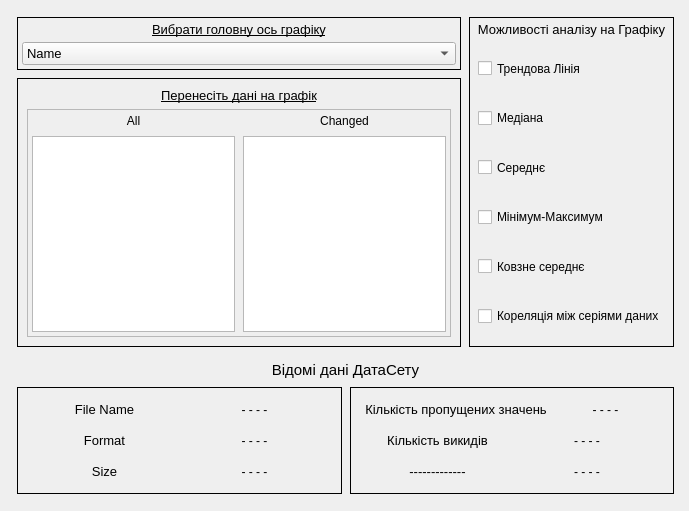
Above: UI/new_tab.ui from 1DenLy/ChartInsight before the change. Below: the same form after it.
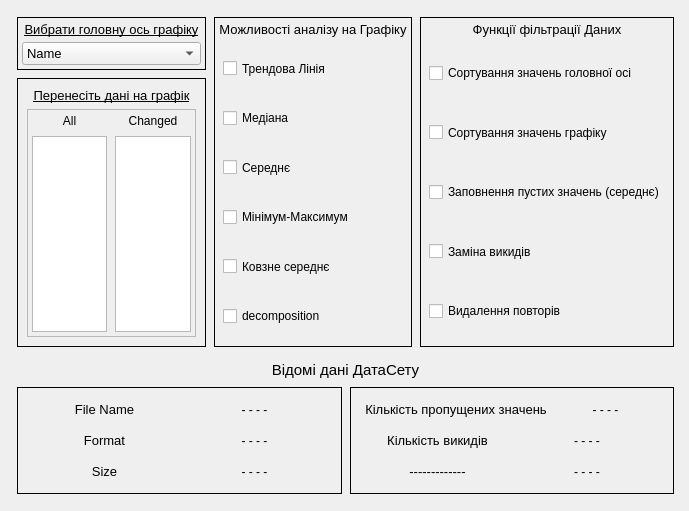
That is the form after the change.

The edit to the form file:
```diff
--- a/UI/new_tab.ui
+++ b/UI/new_tab.ui
@@ -406,7 +406,169 @@
                </font>
               </property>
               <property name="text">
-               <string>Кореляція між серіями даних</string>
+               <string>decomposition</string>
+              </property>
+             </widget>
+            </item>
+           </layout>
+          </widget>
+         </item>
+        </layout>
+       </widget>
+      </item>
+      <item>
+       <widget class="QFrame" name="verticalFrame_6">
+        <property name="frameShape">
+         <enum>QFrame::Box</enum>
+        </property>
+        <layout class="QVBoxLayout" name="verticalLayout_10">
+         <property name="spacing">
+          <number>5</number>
+         </property>
+         <property name="leftMargin">
+          <number>4</number>
+         </property>
+         <property name="topMargin">
+          <number>4</number>
+         </property>
+         <property name="rightMargin">
+          <number>4</number>
+         </property>
+         <property name="bottomMargin">
+          <number>4</number>
+         </property>
+         <item>
+          <widget class="QLabel" name="label_6">
+           <property name="font">
+            <font>
+             <pointsize>10</pointsize>
+            </font>
+           </property>
+           <property name="text">
+            <string>Функції фільтрації Даних</string>
+           </property>
+           <property name="alignment">
+            <set>Qt::AlignCenter</set>
+           </property>
+          </widget>
+         </item>
+         <item>
+          <widget class="QFrame" name="verticalFrame_3">
+           <property name="sizePolicy">
+            <sizepolicy hsizetype="Preferred" vsizetype="Expanding">
+             <horstretch>0</horstretch>
+             <verstretch>0</verstretch>
+            </sizepolicy>
+           </property>
+           <layout class="QVBoxLayout" name="verticalLayout_11">
+            <property name="spacing">
+             <number>5</number>
+            </property>
+            <property name="leftMargin">
+             <number>4</number>
+            </property>
+            <property name="topMargin">
+             <number>4</number>
+            </property>
+            <property name="rightMargin">
+             <number>4</number>
+            </property>
+            <property name="bottomMargin">
+             <number>4</number>
+            </property>
+            <item>
+             <widget class="QCheckBox" name="checkBox_sorting_main_axis">
+              <property name="sizePolicy">
+               <sizepolicy hsizetype="Minimum" vsizetype="Preferred">
+                <horstretch>0</horstretch>
+                <verstretch>0</verstretch>
+               </sizepolicy>
+              </property>
+              <property name="font">
+               <font>
+                <pointsize>9</pointsize>
+               </font>
+              </property>
+              <property name="text">
+               <string>Сортування значень головної осі</string>
+              </property>
+              <property name="autoRepeat">
+               <bool>false</bool>
+              </property>
+              <property name="autoExclusive">
+               <bool>false</bool>
+              </property>
+             </widget>
+            </item>
+            <item>
+             <widget class="QCheckBox" name="checkBox_sorting_values_graph">
+              <property name="sizePolicy">
+               <sizepolicy hsizetype="Minimum" vsizetype="Preferred">
+                <horstretch>0</horstretch>
+                <verstretch>0</verstretch>
+               </sizepolicy>
+              </property>
+              <property name="font">
+               <font>
+                <pointsize>9</pointsize>
+               </font>
+              </property>
+              <property name="text">
+               <string>Сортування значень графіку</string>
+              </property>
+             </widget>
+            </item>
+            <item>
+             <widget class="QCheckBox" name="checkBox_filling_in_blank_values_average">
+              <property name="sizePolicy">
+               <sizepolicy hsizetype="Minimum" vsizetype="Preferred">
+                <horstretch>0</horstretch>
+                <verstretch>0</verstretch>
+               </sizepolicy>
+              </property>
+              <property name="font">
+               <font>
+                <pointsize>9</pointsize>
+               </font>
+              </property>
+              <property name="text">
+               <string>Заповнення пустих значень (середнє)</string>
+              </property>
+             </widget>
+            </item>
+            <item>
+             <widget class="QCheckBox" name="checkBox_replacing_emissions">
+              <property name="sizePolicy">
+               <sizepolicy hsizetype="Minimum" vsizetype="Preferred">
+                <horstretch>0</horstretch>
+                <verstretch>0</verstretch>
+               </sizepolicy>
+              </property>
+              <property name="font">
+               <font>
+                <pointsize>9</pointsize>
+               </font>
+              </property>
+              <property name="text">
+               <string>Заміна викидів</string>
+              </property>
+             </widget>
+            </item>
+            <item>
+             <widget class="QCheckBox" name="checkBox_delete_repetitions">
+              <property name="sizePolicy">
+               <sizepolicy hsizetype="Minimum" vsizetype="Preferred">
+                <horstretch>0</horstretch>
+                <verstretch>0</verstretch>
+               </sizepolicy>
+              </property>
+              <property name="font">
+               <font>
+                <pointsize>9</pointsize>
+               </font>
+              </property>
+              <property name="text">
+               <string>Видалення повторів</string>
               </property>
              </widget>
             </item>
```
Left out of the diff: 12 changed lines with no effect on the pictures.
